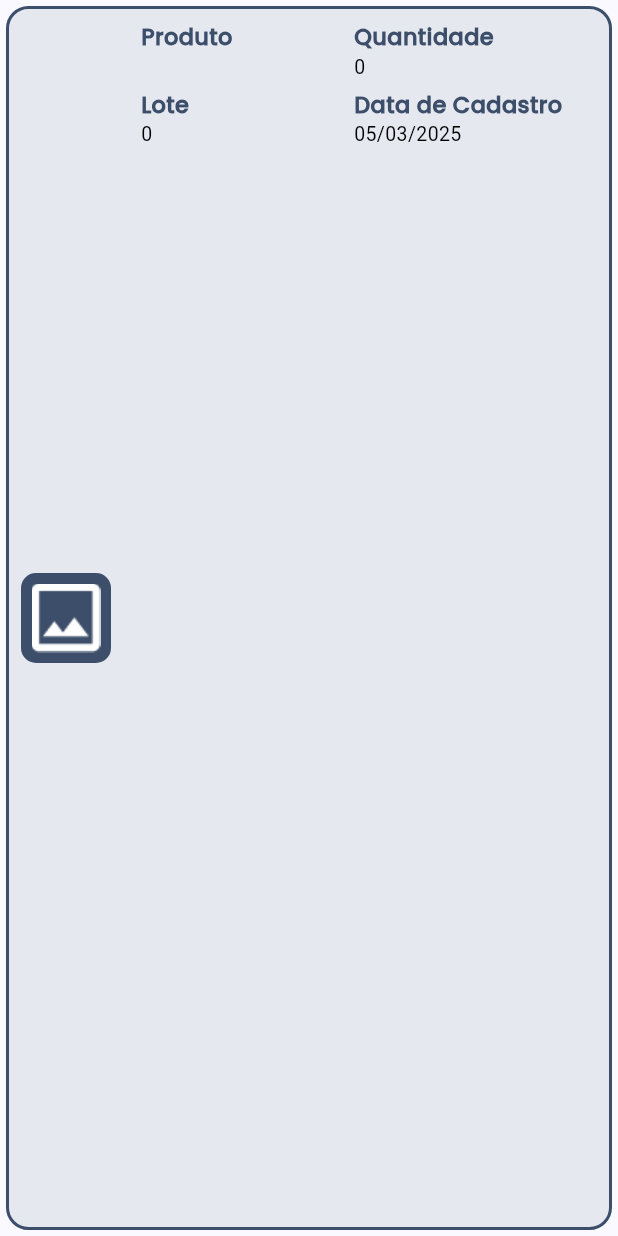
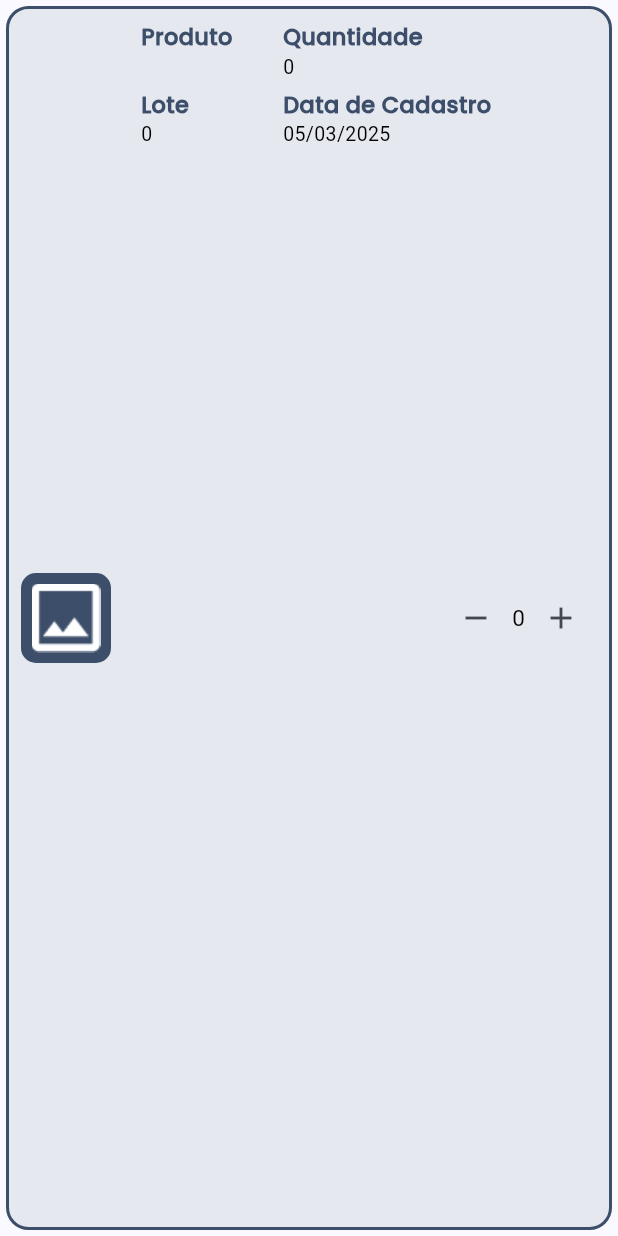
Before and after one commit to Jooaomarcelo/controle-estoque-app, a Flutter app: the EstoqueItem widget shown alone on an empty page, opened directly with empty values, on a phone screen of 412 x 824 dp. Run offline on Flutter 3.47's test engine with Material 3 defaults, Android fonts, the phone set to English and light mode, and no system bars; our stand-ins replace cloud_firestore, firebase_auth, firebase_core, flutter_svg, image_picker; accounts and stored records are empty; generated files the repository leaves out were written again.

Commit message:
Usando elevatedButton para resolver o problema de overflow do botao de baixa

```diff
--- a/lib/components/estoque_item.dart
+++ b/lib/components/estoque_item.dart
@@ -3,15 +3,20 @@ import 'package:controle_estoque_app/pages/adicionar_estoque_page.dart';
 import 'package:flutter/material.dart';
 import 'package:intl/intl.dart';
 
-class EstoqueItem extends StatelessWidget {
+class EstoqueItem extends StatefulWidget {
   final Estoque estoque;
   final String nomeProduto;
 
   const EstoqueItem({required this.estoque, required this.nomeProduto, super.key});
 
   @override
+  _EstoqueItemState createState() => _EstoqueItemState();
+}
+
+class _EstoqueItemState extends State<EstoqueItem> {
+  int quantidadeBaixa = 0;
+  @override
   Widget build(BuildContext context) {
-    // Função para criar as colunas com chave/valor
     Widget getEstoqueColumn(Map<String, String> values) {
       return Expanded(
         child: Column(
@@ -38,7 +43,7 @@ class EstoqueItem extends StatelessWidget {
                           fontSize: 13,
                         ),
                       ),
-                      SizedBox(height: 5),
+                      const SizedBox(height: 5),
                     ],
                   ))
               .toList(),
@@ -59,7 +64,7 @@ class EstoqueItem extends StatelessWidget {
       child: InkWell(
         onTap: () => Navigator.of(context).push(
           MaterialPageRoute(
-            builder: (ctx) => AdicionarEstoquePage(estoque:estoque),
+            builder: (ctx) => AdicionarEstoquePage(estoque: widget.estoque),
           ),
         ),
         child: Padding(
@@ -79,24 +84,54 @@ class EstoqueItem extends StatelessWidget {
                 child: Image.asset('assets/images/default-light.png'),
               ),
               const SizedBox(width: 20),
-              // Informações do estoque
               Expanded(
                 child: Row(
                   mainAxisAlignment: MainAxisAlignment.spaceBetween,
                   children: [
                     getEstoqueColumn({
-                      'Produto': nomeProduto,
-                      'Lote': estoque.lote.toString(),
+                      'Produto': widget.nomeProduto,
+                      'Lote': widget.estoque.lote.toString(),
                     }),
                     getEstoqueColumn({
-                      'Quantidade': estoque.quantidade.toString(),
+                      'Quantidade': widget.estoque.quantidade.toString(),
                       'Data de Cadastro':
-                          DateFormat('dd/MM/yyyy').format(estoque.dataCadastro),
+                          DateFormat('dd/MM/yyyy').format(widget.estoque.dataCadastro),
                     }),
                   ],
                 ),
               ),
-              const SizedBox(width: 20),
+              const SizedBox(width: 10),
+              Row(
+                mainAxisAlignment: MainAxisAlignment.center,
+                children: [
+                  IconButton(
+                    icon: const Icon(Icons.remove),
+                    onPressed: () {
+                      setState(() {
+                        quantidadeBaixa = quantidadeBaixa > 0 ? quantidadeBaixa - 1 : 0;
+                      });
+                    },
+                  ),
+                  Text(
+                    quantidadeBaixa.toString(),
+                    style: const TextStyle(
+                      color: Colors.black,
+                      fontSize: 15,
+                    ),
+                  ),
+                  IconButton(
+                    icon: const Icon(Icons.add),
+                    onPressed: () {
+                      setState(() {
+                        quantidadeBaixa++;
+                      }
+                      );
+                    },
+                  ),
+                ],
+              )
+
+
             ],
           ),
         ),
--- a/lib/pages/adicionar_estoque_page.dart
+++ b/lib/pages/adicionar_estoque_page.dart
@@ -1,5 +1,4 @@
 import 'dart:io';
-
 import 'package:controle_estoque_app/components/image_picker_widget.dart';
 import 'package:controle_estoque_app/core/models/product.dart';
 import 'package:controle_estoque_app/core/services/estoque/estoque_firebase_service.dart';
@@ -7,7 +6,6 @@ import 'package:controle_estoque_app/core/services/product/product_firebase_serv
 import 'package:controle_estoque_app/core/services/user_service.dart';
 import 'package:flutter/material.dart';
 import 'package:controle_estoque_app/core/models/estoque.dart';
-import 'package:image_picker/image_picker.dart';
 import 'package:intl/intl.dart';
 import 'package:provider/provider.dart';
 
--- a/lib/pages/estoque1_page.dart
+++ b/lib/pages/estoque1_page.dart
@@ -6,6 +6,7 @@ import 'package:controle_estoque_app/components/search_product_bar_estoque.dart'
 import 'package:controle_estoque_app/core/models/estoque.dart';
 import 'package:controle_estoque_app/core/services/estoque/estoque_firebase_service.dart';
 import 'package:controle_estoque_app/core/services/product/product_firebase_service.dart';
+import 'package:controle_estoque_app/pages/adicionar_estoque_page.dart';
 import 'package:flutter/material.dart';
 
 
@@ -112,6 +113,8 @@ class _EstoquePage1State extends State<EstoquePage1> {
             ),
           ),
           NewEstoqueButtton(),
+
+
         ],
       ),
 
```
Also changed, not shown: lib/components/new_estoque_button.dart (+31 -12 lines), 4 other files.
